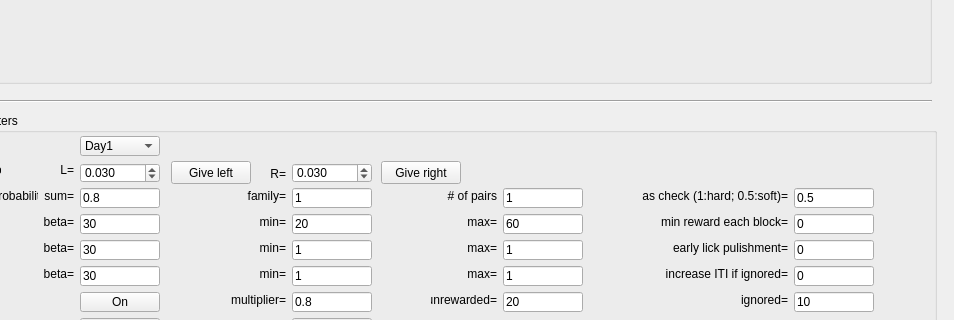
Old version of the form src/foraging_gui/ForagingGUI.ui in the repository AllenNeuralDynamics/dynamic-foraging-task; both pictures show x 99 to 1053 and y 395 to 715 of the 1196 by 886 pixel window.
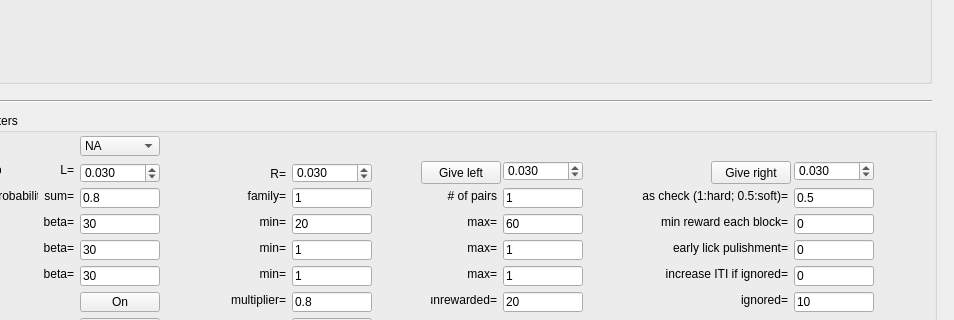
New version of the form. Icons and pictures are not drawn.

The edit to the form file:
```diff
--- a/src/foraging_gui/ForagingGUI.ui
+++ b/src/foraging_gui/ForagingGUI.ui
@@ -223,6 +223,11 @@
        <verstretch>0</verstretch>
       </sizepolicy>
      </property>
+     <item>
+      <property name="text">
+       <string>NA</string>
+      </property>
+     </item>
      <item>
       <property name="text">
        <string>Day1</string>
@@ -1180,7 +1185,7 @@
     <widget class="QPushButton" name="GiveLeft">
      <property name="geometry">
       <rect>
-       <x>260</x>
+       <x>510</x>
        <y>48</y>
        <width>80</width>
        <height>23</height>
@@ -1196,7 +1201,7 @@
     <widget class="QPushButton" name="GiveRight">
      <property name="geometry">
       <rect>
-       <x>470</x>
+       <x>800</x>
        <y>48</y>
        <width>80</width>
        <height>23</height>
@@ -1263,6 +1268,44 @@
       <double>0.030000000000000</double>
      </property>
     </widget>
+    <widget class="QDoubleSpinBox" name="GiveWaterL">
+     <property name="geometry">
+      <rect>
+       <x>592</x>
+       <y>48</y>
+       <width>80</width>
+       <height>20</height>
+      </rect>
+     </property>
+     <property name="decimals">
+      <number>3</number>
+     </property>
+     <property name="singleStep">
+      <double>0.005000000000000</double>
+     </property>
+     <property name="value">
+      <double>0.030000000000000</double>
+     </property>
+    </widget>
+    <widget class="QDoubleSpinBox" name="GiveWaterR">
+     <property name="geometry">
+      <rect>
+       <x>883</x>
+       <y>48</y>
+       <width>80</width>
+       <height>20</height>
+      </rect>
+     </property>
+     <property name="decimals">
+      <number>3</number>
+     </property>
+     <property name="singleStep">
+      <double>0.005000000000000</double>
+     </property>
+     <property name="value">
+      <double>0.030000000000000</double>
+     </property>
+    </widget>
    </widget>
    <widget class="QLineEdit" name="AnimalName">
     <property name="geometry">
```
